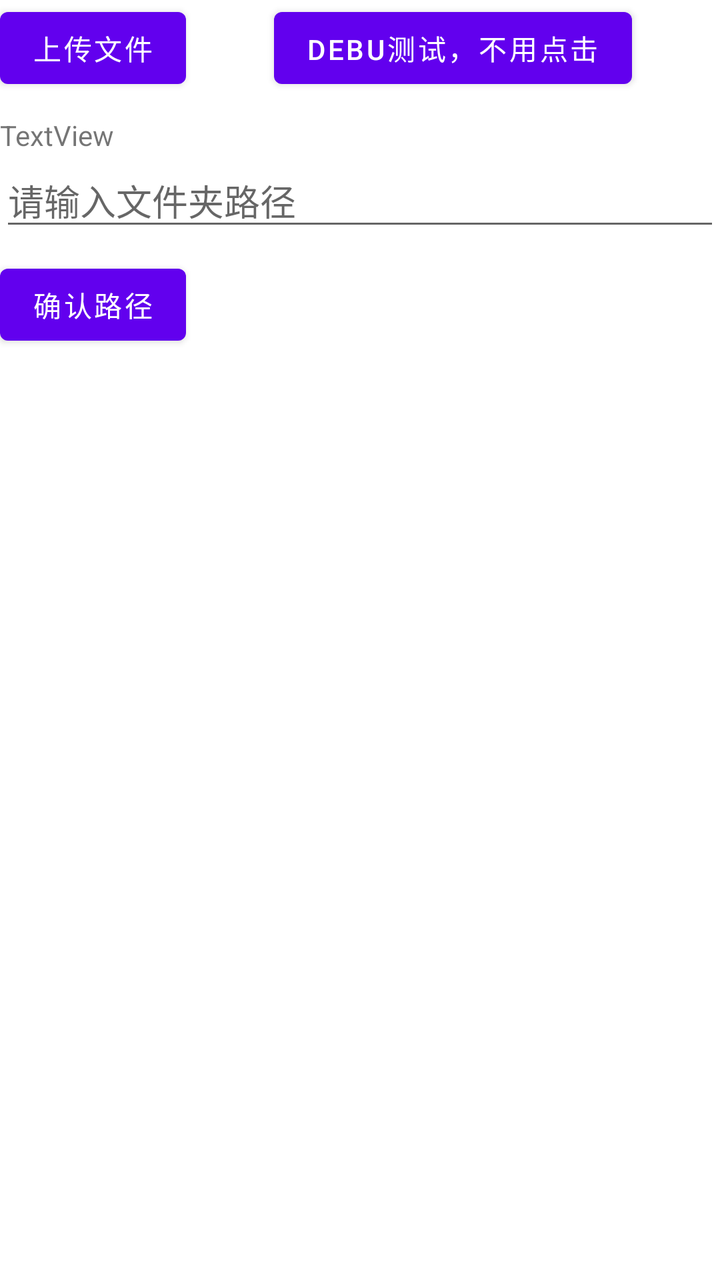
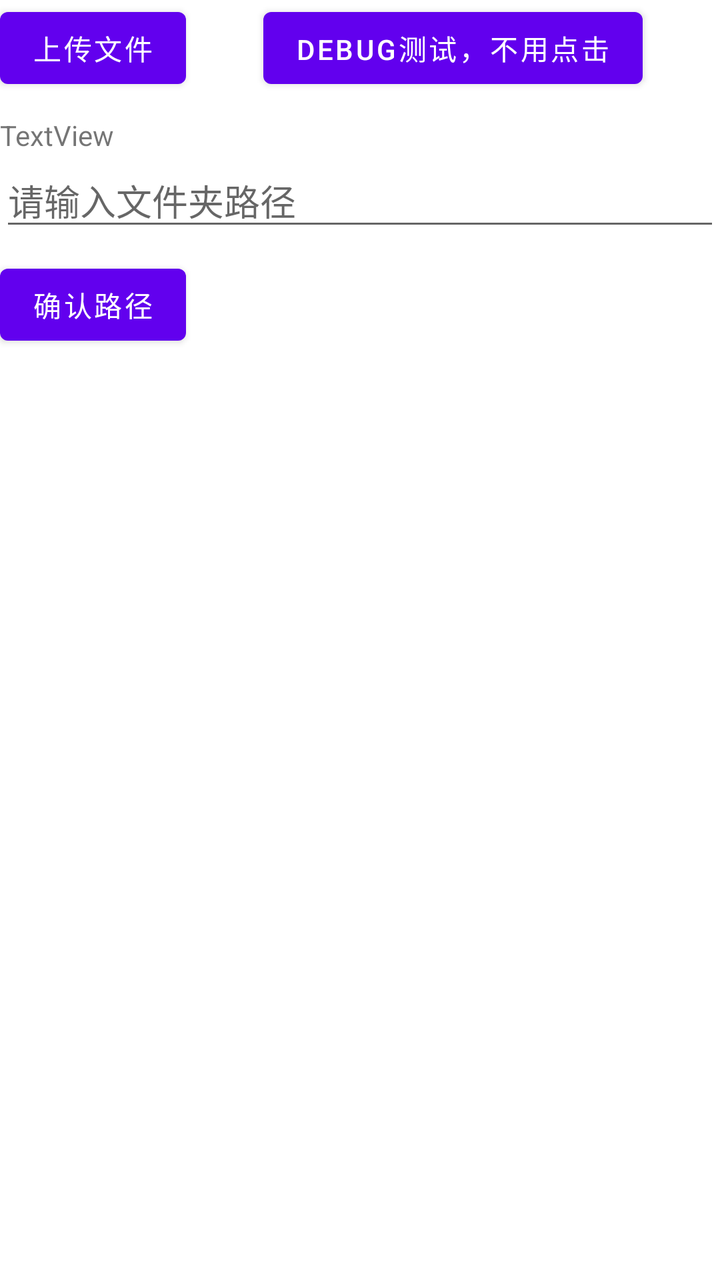

Screens rendered from an Android XML layout before and after an edit, with the pre-edit source and the edit as a unified diff.
<!-- AndroidManifest.xml: application theme Theme.Kanxue_data -->
<!-- res/layout/activity_main.xml -->
<?xml version="1.0" encoding="utf-8"?>
<androidx.constraintlayout.widget.ConstraintLayout xmlns:android="http://schemas.android.com/apk/res/android"
    xmlns:app="http://schemas.android.com/apk/res-auto"
    xmlns:tools="http://schemas.android.com/tools"
    android:layout_width="match_parent"
    android:layout_height="match_parent"
    tools:context="com.nest.kanxue.MainActivity">



    <FrameLayout
        android:id="@+id/SurfaceViewFrame"
        android:layout_width="10dp"
        android:layout_height="10dp"
        app:layout_constraintLeft_toLeftOf="parent"
        app:layout_constraintBottom_toBottomOf="parent"
        app:layout_constraintRight_toRightOf="parent"
        app:layout_constraintTop_toTopOf="parent">
    </FrameLayout>

    <Button
        android:id="@+id/stat_file_btn"
        android:layout_width="wrap_content"
        android:layout_height="wrap_content"
        android:text="上传文件"
        app:layout_constraintLeft_toLeftOf="parent"
        tools:layout_editor_absoluteX="36dp"
        tools:layout_editor_absoluteY="25dp" />

    <Button
        android:id="@+id/test"
        android:visibility="visible"
        android:layout_width="wrap_content"
        android:layout_height="wrap_content"
        android:text="debu测试，不用点击"
        app:layout_constraintLeft_toRightOf="@id/stat_file_btn"
        app:layout_constraintRight_toRightOf="parent"
 />

    <TextView
        android:id="@+id/uploadStatusText"
        app:layout_constraintTop_toBottomOf="@id/stat_file_btn"
        android:layout_marginTop="10dp"
        android:layout_width="wrap_content"
        android:layout_height="wrap_content"
        android:text="TextView"
        tools:layout_editor_absoluteX="39dp"
        tools:layout_editor_absoluteY="115dp" />


    <EditText
        android:id="@+id/pathInput"
        android:layout_width="match_parent"
        android:layout_height="wrap_content"
        app:layout_constraintTop_toBottomOf="@id/uploadStatusText"
        android:hint="请输入文件夹路径"
        android:inputType="text" />

    <Button
        android:id="@+id/confirmButton"
        android:layout_width="wrap_content"
        android:layout_height="wrap_content"
        android:layout_marginTop="8dp"
        app:layout_constraintTop_toBottomOf="@id/pathInput"
        android:text="确认路径" />

    <androidx.recyclerview.widget.RecyclerView
        android:id="@+id/recyclerView"
        app:layout_constraintTop_toBottomOf="@id/confirmButton"
        android:layout_width="match_parent"
        android:layout_height="0dp"
        android:layout_marginTop="16dp"
        android:layout_weight="1" />









</androidx.constraintlayout.widget.ConstraintLayout>
<!-- resources referenced by this layout -->
<resources>
  <style name="Theme.Kanxue_data" parent="Theme.MaterialComponents.DayNight.DarkActionBar">
          
          <item name="colorPrimary">@color/purple_500</item>
          <item name="colorPrimaryVariant">@color/purple_700</item>
          <item name="colorOnPrimary">@color/white</item>
          
          <item name="colorSecondary">@color/teal_200</item>
          <item name="colorSecondaryVariant">@color/teal_700</item>
          <item name="colorOnSecondary">@color/black</item>
          
          <item name="android:statusBarColor">?attr/colorPrimaryVariant</item>
          
      </style>
  <color name="purple_500">#FF6200EE</color>
  <color name="purple_700">#FF3700B3</color>
  <color name="white">#FFFFFFFF</color>
  <color name="teal_200">#FF03DAC5</color>
  <color name="teal_700">#FF018786</color>
  <color name="black">#FF000000</color>
</resources>

<!-- the commit's change to res/layout/activity_main.xml (unified diff, before → after) -->
@@ -32,7 +32,7 @@
         android:visibility="visible"
         android:layout_width="wrap_content"
         android:layout_height="wrap_content"
-        android:text="debu测试，不用点击"
+        android:text="debug测试，不用点击"
         app:layout_constraintLeft_toRightOf="@id/stat_file_btn"
         app:layout_constraintRight_toRightOf="parent"
  />
@@ -48,7 +48,7 @@
         tools:layout_editor_absoluteY="115dp" />
 
 
-    <EditText
+    <androidx.appcompat.widget.AppCompatAutoCompleteTextView
         android:id="@+id/pathInput"
         android:layout_width="match_parent"
         android:layout_height="wrap_content"
